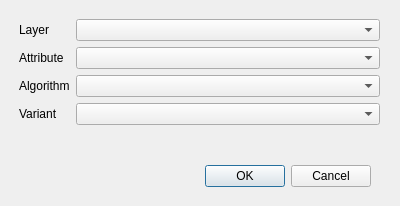
Above: svir/ui_normalization.ui from gem/oq-irmt-qgis before the change. Below: the same form after it.
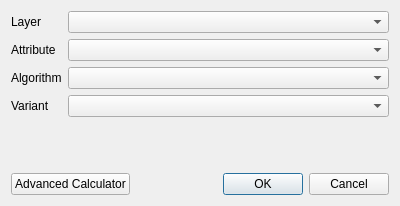
That is the form after the change.

Commit message: Add Advanced Calculator button to normalization dialog

What changed in the file:
```diff
--- a/svir/ui_normalization.ui
+++ b/svir/ui_normalization.ui
@@ -19,31 +19,8 @@
   <property name="modal">
    <bool>true</bool>
   </property>
-  <widget class="QDialogButtonBox" name="buttonBox">
-   <property name="geometry">
-    <rect>
-     <x>30</x>
-     <y>160</y>
-     <width>341</width>
-     <height>32</height>
-    </rect>
-   </property>
-   <property name="orientation">
-    <enum>Qt::Horizontal</enum>
-   </property>
-   <property name="standardButtons">
-    <set>QDialogButtonBox::Cancel|QDialogButtonBox::Ok</set>
-   </property>
-  </widget>
-  <widget class="QWidget" name="formLayoutWidget">
-   <property name="geometry">
-    <rect>
-     <x>19</x>
-     <y>19</y>
-     <width>361</width>
-     <height>128</height>
-    </rect>
-   </property>
+  <layout class="QGridLayout" name="gridLayout">
+   <item row="0" column="0" colspan="2">
    <layout class="QFormLayout" name="formLayout">
     <item row="0" column="0">
      <widget class="QLabel" name="layer_lbl">
@@ -86,7 +63,25 @@
      <widget class="QComboBox" name="variant_cbx"/>
     </item>
    </layout>
-  </widget>
+   </item>
+   <item row="1" column="0">
+    <widget class="QPushButton" name="calc_btn">
+     <property name="text">
+      <string>Advanced Calculator</string>
+     </property>
+    </widget>
+   </item>
+   <item row="1" column="1">
+    <widget class="QDialogButtonBox" name="buttonBox">
+     <property name="orientation">
+      <enum>Qt::Horizontal</enum>
+     </property>
+     <property name="standardButtons">
+      <set>QDialogButtonBox::Cancel|QDialogButtonBox::Ok</set>
+     </property>
+    </widget>
+   </item>
+  </layout>
  </widget>
  <resources/>
  <connections>
```
Lines whose indentation alone changed are shown as unchanged. The commit also changes 3 other files.
